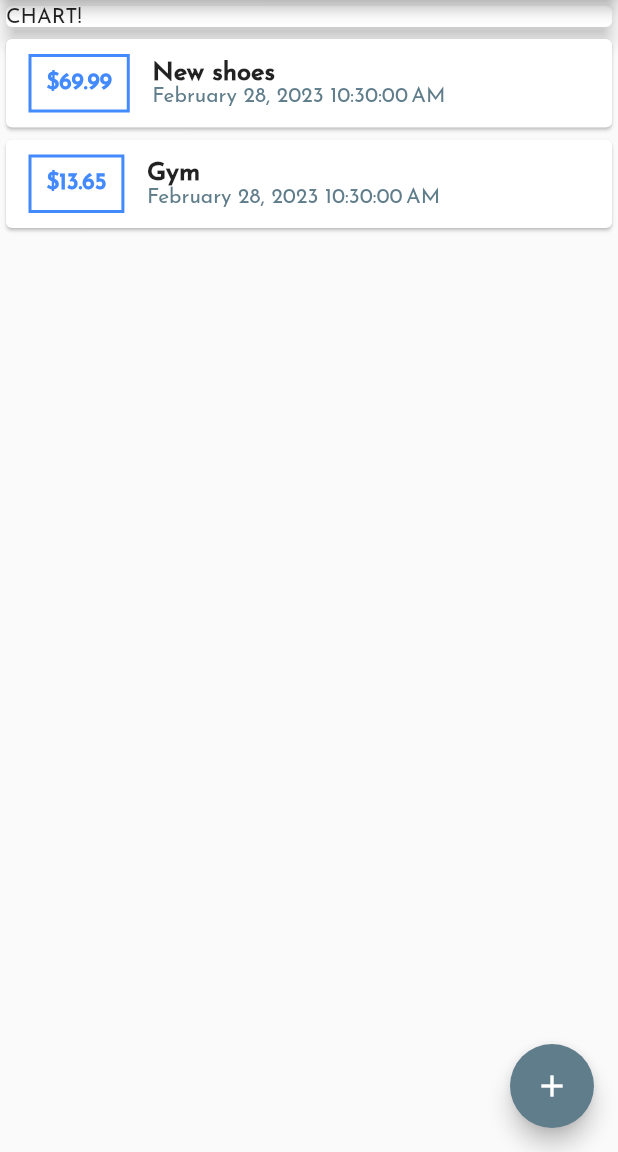
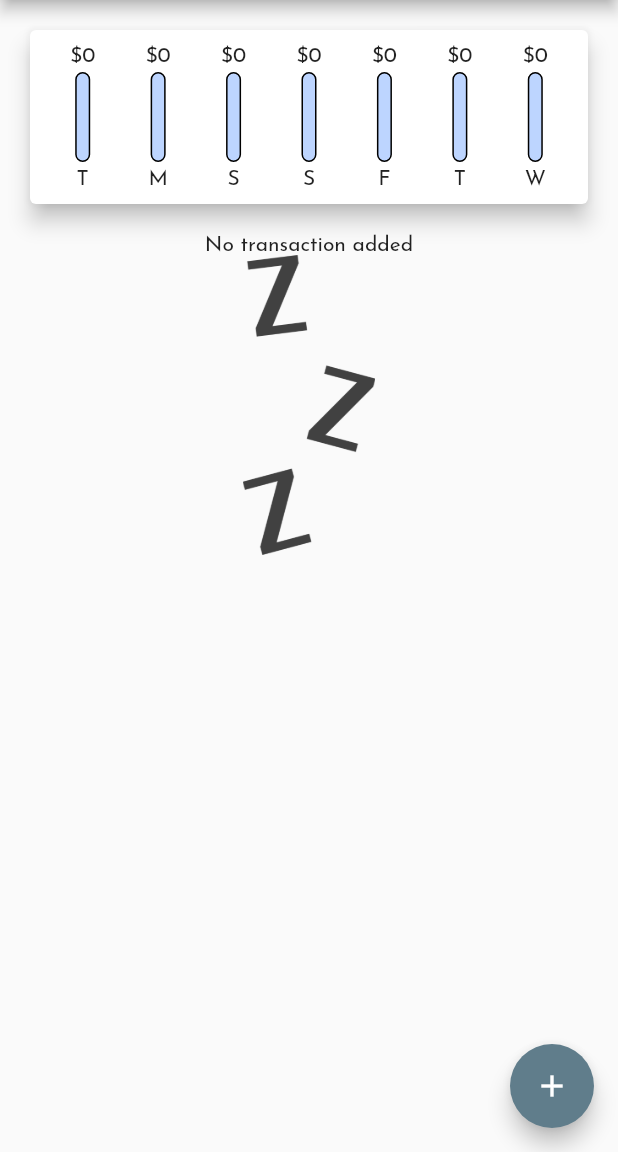
Before and after one commit to twertybog/personal_expenses_app, a Flutter app: the screen it shows after launch, on a phone screen of 412 x 824 dp, the part 84-1236 px from its top. Run offline on Flutter 3.47's test engine with Material 2 defaults, Android fonts, the light colour scheme and no system bars; project files that could hold a hidden picture were left out.

Commit message:
add chart bar about spending in each day

```diff
--- a/lib/main.dart
+++ b/lib/main.dart
@@ -1,9 +1,9 @@
 import 'package:flutter/material.dart';
-import 'package:flutter/rendering.dart';
 import 'package:personal_expenses_app/widgets/transaction_list.dart';
 
 import 'models/transaction.dart';
 import 'widgets/new_transaction.dart';
+import 'widgets/chart.dart';
 
 void main() => runApp(const MyApp());
 
@@ -24,6 +24,7 @@ class MyApp extends StatelessWidget {
 }
 
 class _MyHomePage extends StatefulWidget {
+  @override
   _MyHomePageState createState() => _MyHomePageState();
 }
 
@@ -32,9 +33,15 @@ class _MyHomePageState extends State<_MyHomePage> {
   final amountController = TextEditingController();
 
   final List<Transaction> _userTransactions = [
-    Transaction("t1", "New shoes", 69.99, DateTime.now()),
-    Transaction("t2", "Gym", 13.65, DateTime.now())
+    // Transaction("t1", "New shoes", 69.99, DateTime.now()),
+    // Transaction("t2", "Gym", 13.65, DateTime.now())
   ];
+
+  List<Transaction> get _recentTransactions {
+    return _userTransactions.where((tx) {
+      return tx.date.isAfter(DateTime.now().subtract(Duration(days: 7)));
+    }).toList();
+  }
 
   void _addNewTransaction(String txTitle, double txAmount) {
     final newTx = Transaction(
@@ -64,27 +71,23 @@ class _MyHomePageState extends State<_MyHomePage> {
         actions: <Widget>[
           IconButton(
               onPressed: () => _startAddNewTransaction(context),
-              icon: Icon(Icons.add))
+              icon: const Icon(Icons.add))
         ],
       ),
-      body: Column(
-        mainAxisAlignment: MainAxisAlignment.start,
-        crossAxisAlignment: CrossAxisAlignment.stretch,
+      body: ListView(
         children: <Widget>[
-          const Card(
-            elevation: 5,
-            child: SizedBox(
-              width: double.infinity,
-              child: Text(
-                "CHART!",
-              ),
-            ),
-          ),
-          TransactionList(_userTransactions),
+          Column(
+            mainAxisAlignment: MainAxisAlignment.start,
+            crossAxisAlignment: CrossAxisAlignment.stretch,
+            children: <Widget>[
+              Chart(_recentTransactions),
+              TransactionList(_userTransactions),
+            ],
+          )
         ],
       ),
       floatingActionButton: FloatingActionButton(
-        child: Icon(Icons.add),
+        child: const Icon(Icons.add),
         onPressed: () => _startAddNewTransaction(context),
       ),
     );
--- /dev/null
+++ b/lib/widgets/chart.dart
@@ -0,0 +1,58 @@
+import 'package:flutter/material.dart';
+import 'package:personal_expenses_app/models/transaction.dart';
+import 'package:intl/intl.dart';
+import 'package:personal_expenses_app/widgets/chart_bar.dart';
+
+class Chart extends StatelessWidget {
+  final List<Transaction> recentTransactions;
+
+  Chart(this.recentTransactions);
+
+  List<Map<String, Object>> get groupedTransactionValues {
+    return List.generate(7, (index) {
+      final weekDay = DateTime.now().subtract(Duration(days: index));
+      double totalSum = 0.0;
+
+      for (var i = 0; i < recentTransactions.length; i++) {
+        if (recentTransactions[i].date.day == weekDay.day &&
+            recentTransactions[i].date.month == weekDay.month &&
+            recentTransactions[i].date.year == weekDay.year) {
+          totalSum += recentTransactions[i].amount;
+        }
+      }
+      return {
+        'day': DateFormat.E().format(weekDay).substring(0, 1),
+        'amount': totalSum
+      };
+    });
+  }
+
+  double get maxSpending {
+    return groupedTransactionValues.fold(0.0, (sum, item) {
+      return sum + (item['amount'] as double);
+    });
+  }
+
+  Widget build(BuildContext context) {
+    return Card(
+        elevation: 6,
+        margin: EdgeInsets.all(20),
+        child: Padding(
+          padding: EdgeInsets.all(10),
+          child: Row(
+            mainAxisAlignment: MainAxisAlignment.spaceAround,
+            children: groupedTransactionValues.map((data) {
+              return Flexible(
+                  flex: 1,
+                  fit: FlexFit.tight,
+                  child: ChartBar(
+                      (data['day'] as String),
+                      (data['amount'] as double),
+                      maxSpending == 0.0
+                          ? 0.0
+                          : (data['amount'] as double) / maxSpending));
+            }).toList(),
+          ),
+        ));
+  }
+}
--- /dev/null
+++ b/lib/widgets/chart_bar.dart
@@ -0,0 +1,45 @@
+import 'package:flutter/material.dart';
+
+class ChartBar extends StatelessWidget {
+  final String label;
+  final double spendingAmount;
+  final double spendingPctOfTotal;
+
+  ChartBar(this.label, this.spendingAmount, this.spendingPctOfTotal);
+
+  @override
+  Widget build(BuildContext context) {
+    return Column(
+      children: <Widget>[
+        FittedBox(child: Text("\$${spendingAmount.toStringAsFixed(0)}")),
+        const SizedBox(
+          height: 4,
+        ),
+        Container(
+            height: 60,
+            width: 10,
+            child: Stack(
+              children: <Widget>[
+                Container(
+                  decoration: BoxDecoration(
+                      border: Border.all(),
+                      color: Color.fromARGB(255, 189, 213, 255),
+                      borderRadius: BorderRadius.circular(20)),
+                  width: 10.0,
+                ),
+                FractionallySizedBox(
+                  heightFactor: spendingPctOfTotal,
+                  child: Container(
+                    decoration: BoxDecoration(
+                        color: Theme.of(context).primaryColor,
+                        borderRadius: BorderRadius.circular(10)),
+                  ),
+                )
+              ],
+            )),
+        const SizedBox(height: 4),
+        Text(label)
+      ],
+    );
+  }
+}
--- a/lib/widgets/new_transaction.dart
+++ b/lib/widgets/new_transaction.dart
@@ -2,9 +2,10 @@ import 'package:flutter/material.dart';
 
 class NewTransaction extends StatefulWidget {
   final Function addTransaction;
-  NewTransaction(this.addTransaction);
+  const NewTransaction(this.addTransaction, {super.key});
 
   @override
+  // ignore: library_private_types_in_public_api
   _NewTransactionState createState() => _NewTransactionState();
 }
 
--- a/lib/widgets/transaction_list.dart
+++ b/lib/widgets/transaction_list.dart
@@ -6,22 +6,36 @@ import '../models/transaction.dart';
 class TransactionList extends StatelessWidget {
   final List<Transaction> transactions;
 
-  TransactionList(this.transactions);
+  const TransactionList(this.transactions, {super.key});
 
   @override
   Widget build(BuildContext context) {
-    return Container(
+    return SizedBox(
       height: 300,
-      child: ListView.builder(
+      child: transactions.isEmpty
+          ? Column(
+              children: <Widget>[
+                const Text("No transaction added"),
+                SizedBox(
+                  height: 200,
+                  child: Image.asset(
+                    'assets/images/waiting.png',
+                    fit: BoxFit.cover,
+                  ),
+                )
+              ],
+            )
+          : ListView.builder(
               itemBuilder: (ctx, index) {
                 return Card(
                     child: Row(
                   children: <Widget>[
                     Container(
-                  margin:
-                      const EdgeInsets.symmetric(vertical: 10, horizontal: 15),
+                        margin: const EdgeInsets.symmetric(
+                            vertical: 10, horizontal: 15),
                         decoration: BoxDecoration(
-                      border: Border.all(color: Colors.blueAccent, width: 2)),
+                            border:
+                                Border.all(color: Colors.blueAccent, width: 2)),
                         padding: const EdgeInsets.all(10),
                         child: Text(
                           "\$${transactions[index].amount.toStringAsFixed(2)}",
--- a/pubspec.yaml
+++ b/pubspec.yaml
@@ -60,8 +60,8 @@ flutter:
   uses-material-design: true
 
   # To add assets to your application, add an assets section, like this:
-  # assets:
-  #   - images/a_dot_burr.jpeg
+  assets:
+    - assets/images/waiting.png
   #   - images/a_dot_ham.jpeg
 
   # An image asset can refer to one or more resolution-specific "variants", see
```
Also changed, not shown: assets/images/waiting.png (added), 3 other files. Lines whose indentation alone changed are shown as unchanged.
